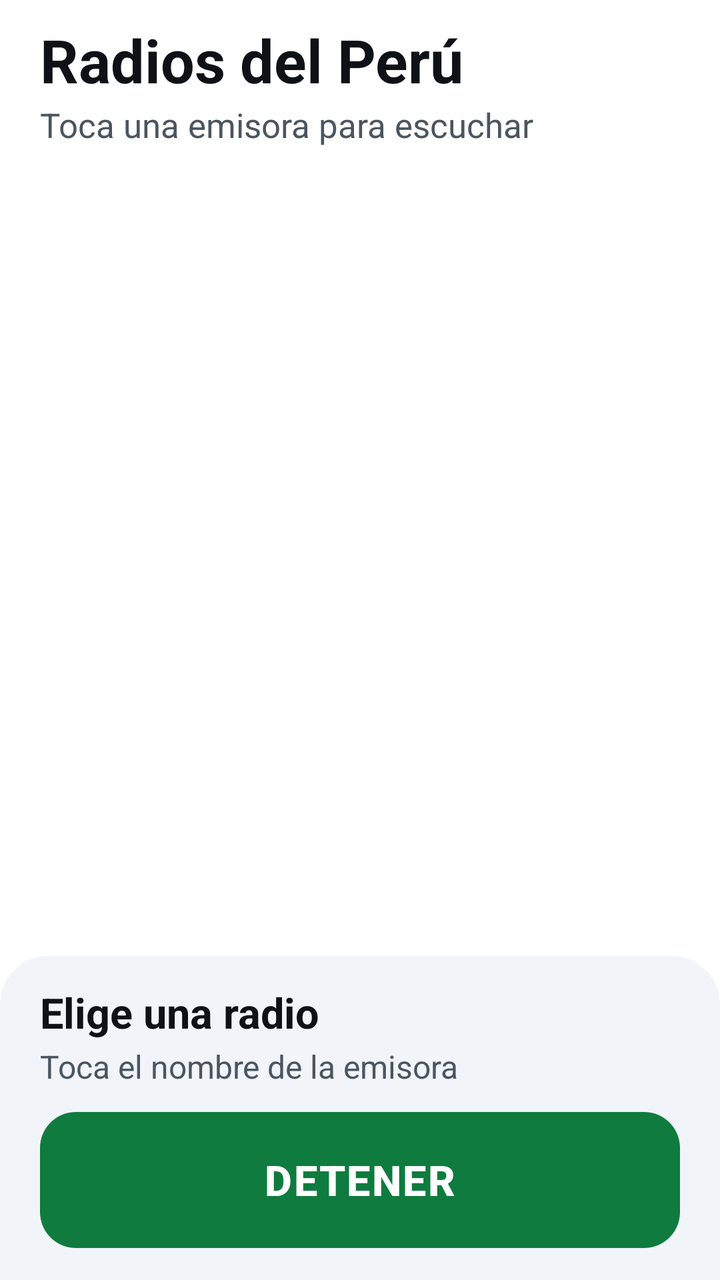
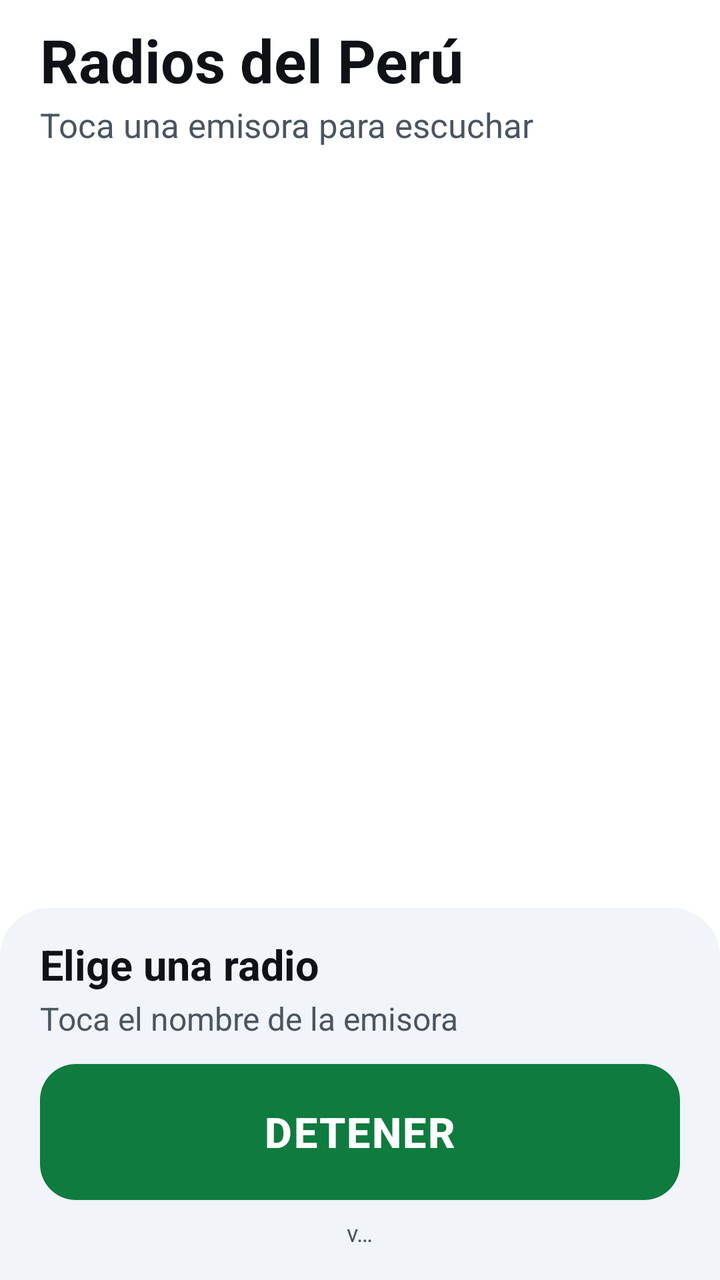

The first picture is an Android layout as it rendered before a commit; the second is the same layout after the commit. The layout source and the unified diff follow.
<!-- AndroidManifest.xml: application theme Theme.Radios -->
<!-- res/layout/activity_main.xml -->
﻿<?xml version="1.0" encoding="utf-8"?>
<LinearLayout xmlns:android="http://schemas.android.com/apk/res/android"
    android:id="@+id/root"
    android:layout_width="match_parent"
    android:layout_height="match_parent"
    android:background="@color/bg"
    android:orientation="vertical">

    <LinearLayout
        android:layout_width="match_parent"
        android:layout_height="wrap_content"
        android:orientation="vertical"
        android:paddingStart="20dp"
        android:paddingTop="14dp"
        android:paddingEnd="20dp"
        android:paddingBottom="10dp">

        <TextView
            android:layout_width="match_parent"
            android:layout_height="wrap_content"
            android:text="@string/header_title"
            style="@style/TextHeader" />

        <TextView
            android:layout_width="match_parent"
            android:layout_height="wrap_content"
            android:layout_marginTop="2dp"
            android:text="@string/header_subtitle"
            style="@style/TextSubtitle" />

    </LinearLayout>

    <androidx.recyclerview.widget.RecyclerView
        android:id="@+id/rvStations"
        android:layout_width="match_parent"
        android:layout_height="0dp"
        android:layout_weight="1"
        android:clipToPadding="false"
        android:paddingBottom="8dp"
        android:scrollbars="none" />

    <LinearLayout
        android:id="@+id/bottomBar"
        android:layout_width="match_parent"
        android:layout_height="wrap_content"
        android:background="@drawable/bg_bottom"
        android:orientation="vertical"
        android:paddingStart="20dp"
        android:paddingTop="14dp"
        android:paddingEnd="20dp"
        android:paddingBottom="16dp">

        <TextView
            android:id="@+id/txtNowTitle"
            android:layout_width="match_parent"
            android:layout_height="wrap_content"
            android:text="@string/idle_title"
            style="@style/TextNowTitle" />

        <TextView
            android:id="@+id/txtNowStatus"
            android:layout_width="match_parent"
            android:layout_height="wrap_content"
            android:layout_marginTop="2dp"
            android:text="@string/idle_hint"
            style="@style/TextNowStatus" />

        <Button
            android:id="@+id/btnStop"
            android:layout_width="match_parent"
            android:layout_height="68dp"
            android:layout_marginTop="12dp"
            android:text="@string/action_stop"
            style="@style/ButtonBig" />

    </LinearLayout>

</LinearLayout>
<!-- resources referenced by this layout -->
<resources>
  <color name="bg">#FFFFFF</color>
  <!-- drawable bg_bottom (drawable) -->
  <?xml version="1.0" encoding="utf-8"?>
  <shape xmlns:android="http://schemas.android.com/apk/res/android"
      android:shape="rectangle">
      <solid android:color="@color/card" />
      <corners
          android:topLeftRadius="24dp"
          android:topRightRadius="24dp" />
      <stroke
          android:width="1dp"
          android:color="@color/card" />
  </shape>
  <string name="action_stop">DETENER</string>
  <string name="header_subtitle">Toca una emisora para escuchar</string>
  <string name="header_title">Radios del Perú</string>
  <string name="idle_hint">Toca el nombre de la emisora</string>
  <string name="idle_title">Elige una radio</string>
  <style name="ButtonBig">
          <item name="android:textSize">21sp</item>
          <item name="android:textStyle">bold</item>
          <item name="android:textColor">@color/button_text</item>
          <item name="android:letterSpacing">0.04</item>
          <item name="android:background">@drawable/bg_button</item>
          <item name="android:stateListAnimator">@null</item>
          <item name="android:minHeight">0dp</item>
          <item name="android:minWidth">0dp</item>
          <item name="android:paddingStart">16dp</item>
          <item name="android:paddingEnd">16dp</item>
      </style>
  <style name="TextHeader">
          <item name="android:textSize">30sp</item>
          <item name="android:textStyle">bold</item>
          <item name="android:textColor">@color/text_primary</item>
          <item name="android:includeFontPadding">false</item>
      </style>
  <style name="TextNowStatus">
          <item name="android:textSize">16sp</item>
          <item name="android:textColor">@color/text_secondary</item>
      </style>
  <style name="TextNowTitle">
          <item name="android:textSize">21sp</item>
          <item name="android:textStyle">bold</item>
          <item name="android:textColor">@color/text_primary</item>
          <item name="android:maxLines">1</item>
          <item name="android:ellipsize">end</item>
      </style>
  <style name="TextSubtitle">
          <item name="android:textSize">17sp</item>
          <item name="android:textColor">@color/text_secondary</item>
      </style>
  <color name="card">#F1F4F8</color>
  <color name="button_text">#FFFFFF</color>
  <!-- drawable bg_button (drawable) -->
  <?xml version="1.0" encoding="utf-8"?>
  <shape xmlns:android="http://schemas.android.com/apk/res/android"
      android:shape="rectangle">
      <solid android:color="@color/button" />
      <corners android:radius="18dp" />
  </shape>
  <color name="text_primary">#0E1216</color>
  <color name="text_secondary">#4A5560</color>
  <color name="accent">#0B5FFF</color>
  <color name="button">#0F7B3E</color>
  <!-- unchanged entries left out for length: 1 -->
</resources>

<!-- the commit's change to res/layout/activity_main.xml (unified diff, before → after) -->
@@ -1,4 +1,4 @@
-﻿<?xml version="1.0" encoding="utf-8"?>
+<?xml version="1.0" encoding="utf-8"?>
 <LinearLayout xmlns:android="http://schemas.android.com/apk/res/android"
     android:id="@+id/root"
     android:layout_width="match_parent"
@@ -16,6 +16,7 @@
         android:paddingBottom="10dp">
 
         <TextView
+            android:id="@+id/txtTitle"
             android:layout_width="match_parent"
             android:layout_height="wrap_content"
             android:text="@string/header_title"
@@ -73,6 +74,30 @@
             android:text="@string/action_stop"
             style="@style/ButtonBig" />
 
+        <LinearLayout
+            android:layout_width="match_parent"
+            android:layout_height="wrap_content"
+            android:layout_marginTop="10dp"
+            android:gravity="center"
+            android:orientation="horizontal">
+
+            <TextView
+                android:id="@+id/txtVersion"
+                android:layout_width="wrap_content"
+                android:layout_height="wrap_content"
+                android:text="@string/version_placeholder"
+                style="@style/TextVersion" />
+
+            <TextView
+                android:id="@+id/btnUpdate"
+                android:layout_width="wrap_content"
+                android:layout_height="wrap_content"
+                android:text="@string/update_action"
+                android:visibility="gone"
+                style="@style/TextUpdateLink" />
+
+        </LinearLayout>
+
     </LinearLayout>
 
 </LinearLayout>
<!-- resource entries referenced after the edit -->
@@ -18,6 +18,8 @@
   <string name="header_title">Radios del Perú</string>
   <string name="idle_hint">Toca el nombre de la emisora</string>
   <string name="idle_title">Elige una radio</string>
+  <string name="update_action">Actualizar</string>
+  <string name="version_placeholder">v…</string>
   <style name="ButtonBig">
           <item name="android:textSize">21sp</item>
           <item name="android:textStyle">bold</item>
@@ -51,6 +53,20 @@
           <item name="android:textSize">17sp</item>
           <item name="android:textColor">@color/text_secondary</item>
       </style>
+  <style name="TextUpdateLink">
+          <item name="android:textSize">13sp</item>
+          <item name="android:textStyle">bold</item>
+          <item name="android:textColor">@color/accent</item>
+          <item name="android:paddingStart">12dp</item>
+          <item name="android:paddingEnd">4dp</item>
+          <item name="android:paddingTop">2dp</item>
+          <item name="android:paddingBottom">2dp</item>
+      </style>
+  <style name="TextVersion">
+          <item name="android:textSize">12sp</item>
+          <item name="android:textColor">@color/text_secondary</item>
+          <item name="android:includeFontPadding">false</item>
+      </style>
   <color name="card">#F1F4F8</color>
   <color name="button_text">#FFFFFF</color>
   <!-- drawable bg_button (drawable) -->
